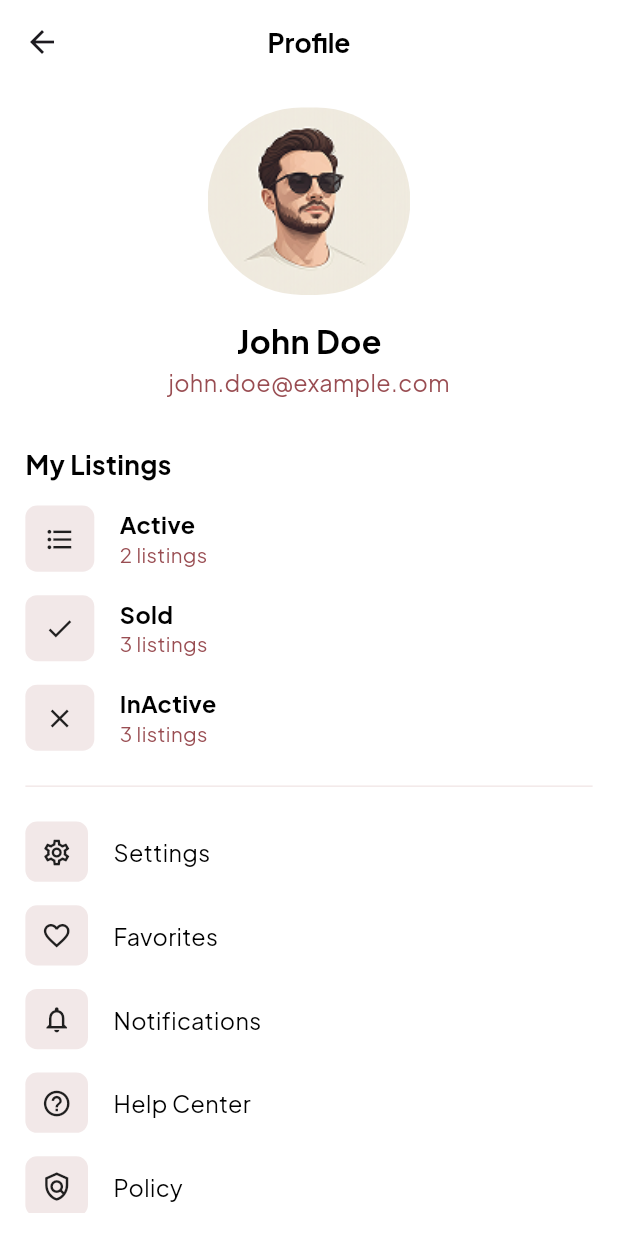
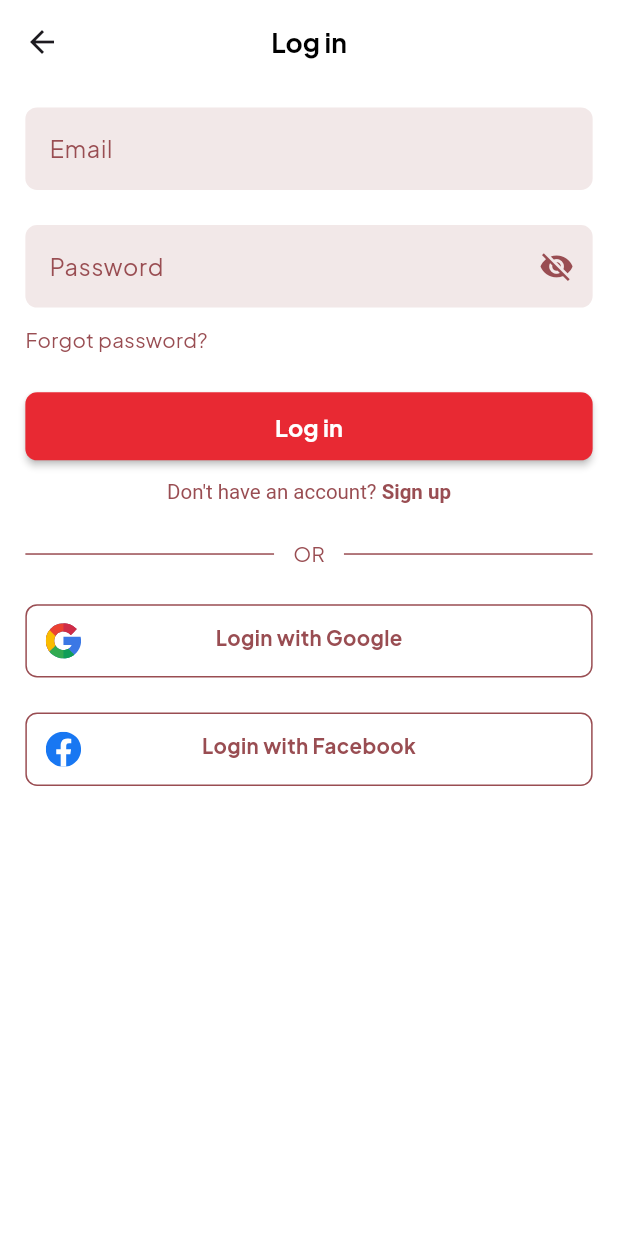
Before and after one commit to mohamedkholy/pickIt, a Flutter app: the ProfileScreen screen opened directly, after a tap on "Sign In / Create Account", on a phone screen of 412 x 824 dp. Run offline on Flutter 3.47's test engine with Material 3 defaults, Android fonts, the light colour scheme and no system bars; our stand-ins replace dotted_border, firebase_core, flutter_bloc, flutter_dotenv, flutter_screenutil, flutter_svg and 2 more; accounts and stored records are empty.

Commit message:
add the login screen

```diff
--- a/lib/core/constants/assets.dart
+++ b/lib/core/constants/assets.dart
@@ -46,6 +46,14 @@ class Assets {
   /// assets/images/png/User.png
   static const String assetsImagesPngUser = "assets/images/png/User.png";
 
+  /// Assets for assetsImagesSvgFacebook
+  /// assets/images/svg/facebook.svg
+  static const String assetsImagesSvgFacebook = "assets/images/svg/facebook.svg";
+
+  /// Assets for assetsImagesSvgGoogle
+  /// assets/images/svg/google.svg
+  static const String assetsImagesSvgGoogle = "assets/images/svg/google.svg";
+
   /// Assets for assetsImagesSvgSearch
   /// assets/images/svg/search.svg
   static const String assetsImagesSvgSearch = "assets/images/svg/search.svg";
--- a/lib/core/routing/app_router.dart
+++ b/lib/core/routing/app_router.dart
@@ -1,7 +1,11 @@
 import 'package:flutter/material.dart';
+import 'package:flutter_bloc/flutter_bloc.dart';
+import 'package:pickit/core/di/dependency_injection.dart';
 import 'package:pickit/core/routing/routes.dart';
 import 'package:pickit/features/chat/ui/chat_screen.dart';
 import 'package:pickit/features/home/ui/home_screen.dart';
+import 'package:pickit/features/login/logic/login_cubit.dart';
+import 'package:pickit/features/login/ui/login_screen.dart';
 import 'package:pickit/features/main/main_screen.dart';
 
 abstract class AppRouter {
@@ -15,6 +19,13 @@ abstract class AppRouter {
         return MaterialPageRoute(builder: (context) => HomeScreen());
       case Routes.chat:
         return MaterialPageRoute(builder: (context) => ChatScreen());
+      case Routes.login:
+        return MaterialPageRoute(
+          builder: (context) => BlocProvider(
+            create: (context) => getIt<LoginCubit>(),
+            child: LoginScreen(),
+          ),
+        );
       default:
         return null;
     }
--- a/lib/core/routing/routes.dart
+++ b/lib/core/routing/routes.dart
@@ -2,4 +2,6 @@ abstract class Routes {
   static const String main = '/';
   static const String home = '/home';
   static const String chat = '/chat';
+  static const String login = '/login';
+  static const String signup = '/signup';
 }
--- a/lib/core/theming/my_text_styles.dart
+++ b/lib/core/theming/my_text_styles.dart
@@ -12,6 +12,12 @@ abstract class MyTextStyles {
   static TextStyle font14BrownRegular = TextStyle(
     fontSize: 14.sp,
     fontWeight: FontWeightHelper.regular,
+    color: Color(0xff994D52),
+  );
+
+  static TextStyle font14BrownBold = TextStyle(
+    fontSize: 14.sp,
+    fontWeight: FontWeightHelper.bold,
     color: Color(0xff994D52),
   );
 
--- a/lib/core/widgets/my_text_form_field.dart
+++ b/lib/core/widgets/my_text_form_field.dart
@@ -1,6 +1,7 @@
 import 'package:flutter/material.dart';
 import 'package:flutter/services.dart';
 import 'package:flutter_screenutil/flutter_screenutil.dart';
+import 'package:pickit/core/theming/my_colors.dart';
 import 'package:pickit/core/theming/my_text_styles.dart';
 
 class MyTextFormField extends StatefulWidget {
@@ -10,6 +11,7 @@ class MyTextFormField extends StatefulWidget {
   final String? Function(String?)? validator;
   final List<TextInputFormatter>? inputFormatters;
   final int? maxLines;
+  final bool isPassword;
   const MyTextFormField({
     super.key,
     required this.hint,
@@ -18,6 +20,7 @@ class MyTextFormField extends StatefulWidget {
     this.validator,
     this.inputFormatters,
     this.maxLines,
+    this.isPassword = false,
   });
 
   @override
@@ -25,6 +28,14 @@ class MyTextFormField extends StatefulWidget {
 }
 
 class _MyTextFormFieldState extends State<MyTextFormField> {
+  bool isPassword = false;
+
+  @override
+  void initState() {
+    super.initState();
+    isPassword = widget.isPassword;
+  }
+
   @override
   void dispose() {
     widget.controller.dispose();
@@ -40,7 +51,23 @@ class _MyTextFormFieldState extends State<MyTextFormField> {
       validator: widget.validator,
       inputFormatters: widget.inputFormatters,
       maxLines: widget.maxLines,
+      obscureText: isPassword,
       decoration: InputDecoration(
+        suffixIcon:
+            widget.isPassword
+                ? IconButton(
+                  onPressed: () {
+                    setState(() {
+                      isPassword = !isPassword;
+                    });
+                  },
+                  icon: Icon(
+                    size: 24.r,
+                    color: MyColors.primaryColorDark,
+                    isPassword ? Icons.visibility_off : Icons.visibility,
+                  ),
+                )
+                : null,
         hintText: widget.hint,
         hintStyle: MyTextStyles.font16BrownRegular,
         filled: true,
--- /dev/null
+++ b/lib/features/login/logic/login_cubit.dart
@@ -0,0 +1,16 @@
+import 'package:flutter_bloc/flutter_bloc.dart';
+import 'package:injectable/injectable.dart';
+import 'package:pickit/features/login/logic/login_state.dart';
+
+@injectable
+class LoginCubit extends Cubit<LoginState> {
+  LoginCubit() : super(LoginInitial());
+
+  void login(String email, String password) {
+    emit(LoginLoading());
+    // TODO: Implement login logic
+    emit(LoginSuccess());
+  }
+
+
+}
--- /dev/null
+++ b/lib/features/login/logic/login_state.dart
@@ -0,0 +1,13 @@
+sealed class LoginState {}
+
+class LoginInitial extends LoginState {}
+
+class LoginLoading extends LoginState {}
+
+class LoginSuccess extends LoginState {}
+
+class LoginFailure extends LoginState {
+  final String error;
+
+  LoginFailure(this.error);
+}
--- /dev/null
+++ b/lib/features/login/ui/login_screen.dart
@@ -0,0 +1,204 @@
+import 'package:flutter/gestures.dart';
+import 'package:flutter/material.dart';
+import 'package:flutter_screenutil/flutter_screenutil.dart';
+import 'package:flutter_svg/flutter_svg.dart';
+import 'package:pickit/core/constants/assets.dart';
+import 'package:pickit/core/routing/routes.dart';
+import 'package:pickit/core/theming/my_colors.dart';
+import 'package:pickit/core/theming/my_text_styles.dart';
+import 'package:pickit/core/widgets/my_text_form_field.dart';
+
+class LoginScreen extends StatefulWidget {
+  const LoginScreen({super.key});
+
+  @override
+  State<LoginScreen> createState() => _LoginScreenState();
+}
+
+class _LoginScreenState extends State<LoginScreen> {
+  final TextEditingController _emailController = TextEditingController();
+  final TextEditingController _passwordController = TextEditingController();
+  final GlobalKey<FormState> _formKey = GlobalKey<FormState>();
+
+  @override
+  Widget build(BuildContext context) {
+    return Scaffold(
+      appBar: AppBar(
+        title: Text("Log in", style: MyTextStyles.font18BlackBold),
+        centerTitle: true,
+      ),
+      body: SafeArea(
+        child: Container(
+          margin: EdgeInsets.symmetric(vertical: 16.h, horizontal: 16.w),
+          child: Form(
+            key: _formKey,
+            child: Column(
+              crossAxisAlignment: CrossAxisAlignment.start,
+              children: [
+                MyTextFormField(
+                  validator: (value) {
+                    if (value == null || value.isEmpty) {
+                      return "Email is required";
+                    }
+                    if (!_isValidEmail(value)) {
+                      return "Invalid email format";
+                    }
+                    return null;
+                  },
+                  controller: _emailController,
+                  hint: "Email",
+                ),
+                SizedBox(height: 24.h),
+                MyTextFormField(
+                  validator: (value) {
+                    if (value == null || value.isEmpty) {
+                      return "Password is required";
+                    }
+                    if (!_isValidPassword(value)) {
+                      return "Password must be at least 8 characters long and contain at least one uppercase letter, one lowercase letter, one number, and one special character";
+                    }
+                    return null;
+                  },
+                  controller: _passwordController,
+                  maxLines: 1,
+                  hint: "Password",
+                  isPassword: true,
+                ),
+                SizedBox(height: 12.h),
+                GestureDetector(
+                  onTap: () {},
+                  child: Text(
+                    "Forgot password?",
+                    style: MyTextStyles.font14BrownRegular,
+                  ),
+                ),
+                SizedBox(height: 24.h),
+                MaterialButton(
+                  minWidth: double.infinity,
+                  color: MyColors.primaryColor,
+                  padding: EdgeInsets.symmetric(vertical: 12.h),
+                  shape: RoundedRectangleBorder(
+                    borderRadius: BorderRadius.circular(8.r),
+                  ),
+                  onPressed: () {
+                    if (_formKey.currentState!.validate()) {
+                      // TODO: Implement login logic
+                    }
+                  },
+                  child: Text("Log in", style: MyTextStyles.font16WhiteBold),
+                ),
+                SizedBox(height: 12.h),
+                Align(
+                  alignment: Alignment.center,
+                  child: RichText(
+                    text: TextSpan(
+                      children: [
+                        TextSpan(
+                          text: "Don't have an account?",
+                          style: MyTextStyles.font14BrownRegular,
+                        ),
+                        TextSpan(
+                          recognizer:
+                              TapGestureRecognizer()
+                                ..onTap = () {
+                                  Navigator.pushNamed(context, Routes.signup);
+                                },
+                          text: " Sign up",
+                          style: MyTextStyles.font14BrownBold,
+                        ),
+                      ],
+                    ),
+                  ),
+                ),
+                SizedBox(height: 24.h),
+                Row(
+                  children: [
+                    Expanded(child: Divider(color: MyColors.primaryColorDark)),
+                    SizedBox(width: 12.w),
+                    Text("OR", style: MyTextStyles.font14BrownRegular),
+                    SizedBox(width: 12.w),
+                    Expanded(child: Divider(color: MyColors.primaryColorDark)),
+                  ],
+                ),
+                SizedBox(height: 24.h),
+                GestureDetector(
+                  onTap: () {},
+                  child: Container(
+                    width: double.infinity,
+                    padding: EdgeInsets.symmetric(
+                      vertical: 12.h,
+                      horizontal: 12.w,
+                    ),
+                    decoration: BoxDecoration(
+                      border: Border.all(color: MyColors.primaryColorDark),
+                      borderRadius: BorderRadius.circular(8.r),
+                    ),
+                    child: Stack(
+                      children: [
+                        SvgPicture.asset(
+                          Assets.assetsImagesSvgGoogle,
+                          width: 24.r,
+                          height: 24.r,
+                        ),
+                        Align(
+                          alignment: AlignmentDirectional.center,
+                          child: Text(
+                            "Login with Google",
+                            style: MyTextStyles.font14BrownBold,
+                          ),
+                        ),
+                      ],
+                    ),
+                  ),
+                ),
+                SizedBox(height: 24.h),
+                GestureDetector(
+                  onTap: () {},
+                  child: Container(
+                    width: double.infinity,
+                    padding: EdgeInsets.symmetric(
+                      vertical: 12.h,
+                      horizontal: 12.w,
+                    ),
+                    decoration: BoxDecoration(
+                      border: Border.all(color: MyColors.primaryColorDark),
+                      borderRadius: BorderRadius.circular(8.r),
+                    ),
+                    child: Stack(
+                      children: [
+                        SvgPicture.asset(
+                          Assets.assetsImagesSvgFacebook,
+                          width: 24.r,
+                          height: 24.r,
+                        ),
+                        Align(
+                          alignment: AlignmentDirectional.center,
+                          child: Text(
+                            "Login with Facebook",
+                            style: MyTextStyles.font14BrownBold,
+                          ),
+                        ),
+                      ],
+                    ),
+                  ),
+                ),
+              ],
+            ),
+          ),
+        ),
+      ),
+    );
+  }
+
+  bool _isValidEmail(String email) {
+    final emailRegex = RegExp(r"^[\w-\.]+@([\w-]+\.)+[\w-]{2,4}$");
+    return emailRegex.hasMatch(email);
+  }
+
+  bool _isValidPassword(String password) {
+    final passwordRegex = RegExp(
+      r'^(?=.*[a-z])(?=.*[A-Z])(?=.*\d)(?=.*[!@#\$&*~])[A-Za-z\d!@#\$&*~]{8,}$',
+    );
+    return passwordRegex.hasMatch(password);
+  }
+}
--- a/lib/features/profile/ui/profile_screen.dart
+++ b/lib/features/profile/ui/profile_screen.dart
@@ -2,6 +2,7 @@ import 'package:flutter/material.dart';
 import 'package:flutter_bloc/flutter_bloc.dart';
 import 'package:flutter_screenutil/flutter_screenutil.dart';
 import 'package:pickit/core/constants/assets.dart';
+import 'package:pickit/core/routing/routes.dart';
 import 'package:pickit/core/theming/my_colors.dart';
 import 'package:pickit/core/theming/my_text_styles.dart';
 import 'package:pickit/features/profile/logic/profile_cubit.dart';
@@ -92,7 +93,7 @@ class _ProfileScreenState extends State<ProfileScreen> {
                               borderRadius: BorderRadius.circular(20.r),
                             ),
                             onPressed: () {
-                              profileCubit.signIn();
+                              Navigator.pushNamed(context, Routes.login);
                             },
                             child: Text(
                               "Sign In / Create Account",
```
Also changed, not shown: assets/images/svg/facebook.svg (added), assets/images/svg/google.svg (added), lib/core/di/dependency_injection.config.dart.
